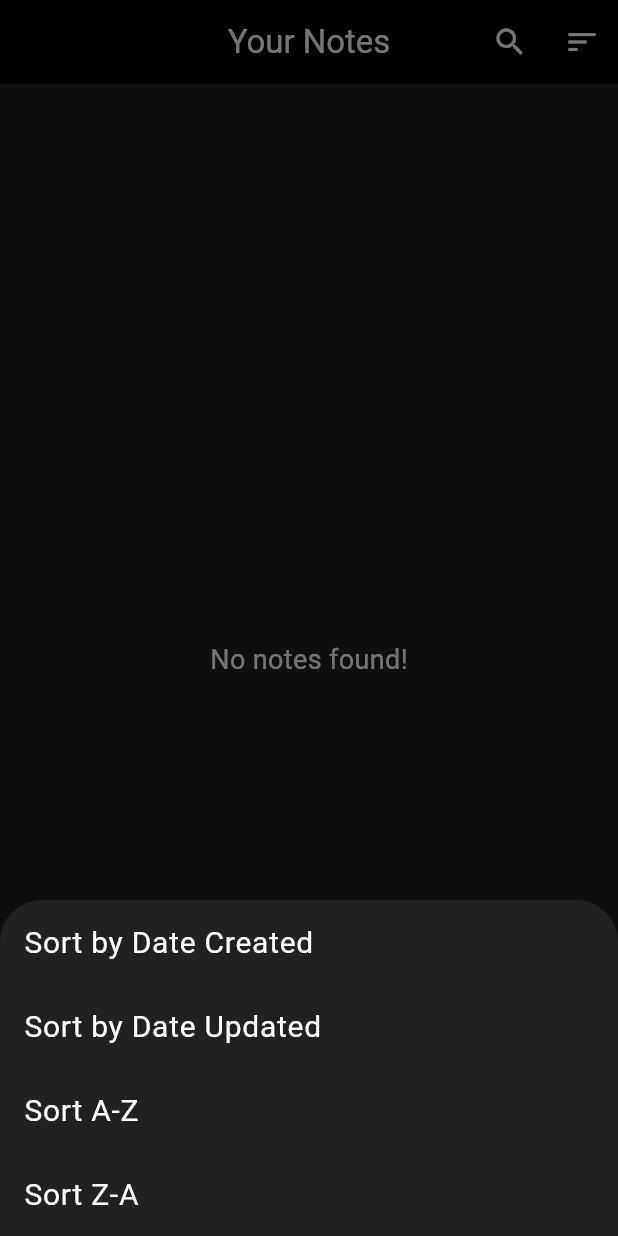
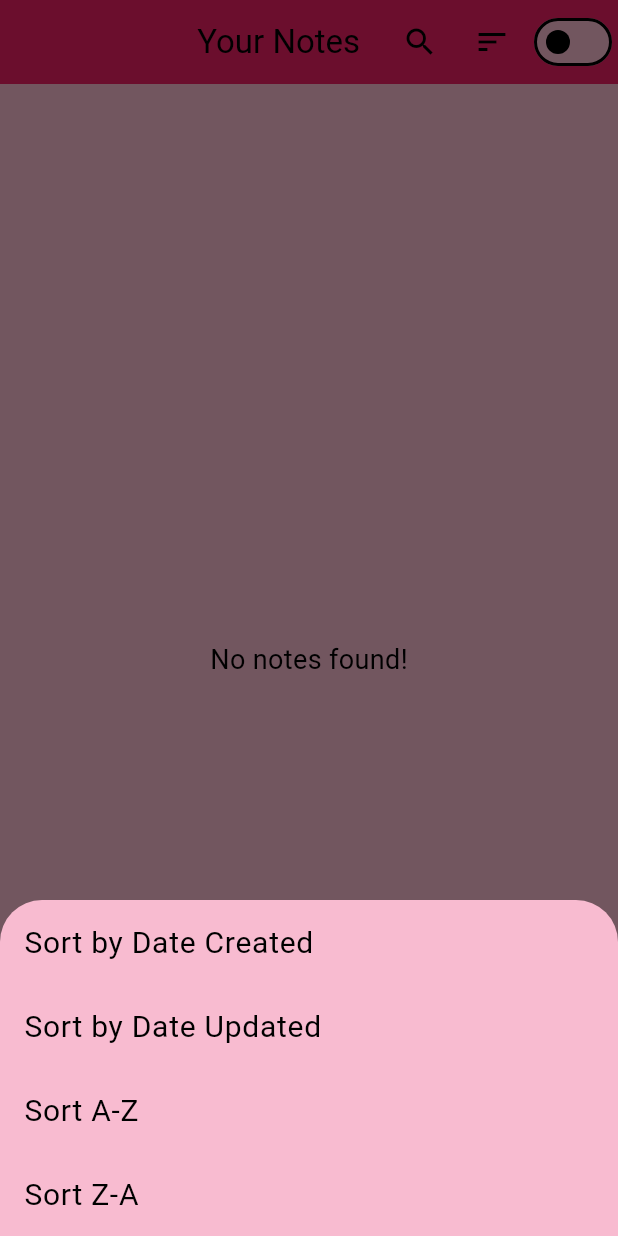
Before and after one commit to zeuscripts/notes-using-hive, a Flutter app: the screen it shows after launch, after a tap on the "sort" icon, on a phone screen of 412 x 824 dp. Run offline on Flutter 3.47's test engine with Material 3 defaults, Android fonts, the phone set to English and light mode, and no system bars; our stand-ins replace hive, hive_flutter; accounts and stored records are empty.

Commit message:
update commit

```diff
--- a/lib/main.dart
+++ b/lib/main.dart
@@ -2,13 +2,20 @@ import 'package:flutter/material.dart';
 import 'package:hive_flutter/hive_flutter.dart';
 import 'package:notes_with_hive/model/note_model.dart';
 import 'package:notes_with_hive/routes.dart';
+import 'package:notes_with_hive/themes/theme_provider.dart';
+import 'package:provider/provider.dart';
 
 void main() async {
   WidgetsFlutterBinding.ensureInitialized();
   await Hive.initFlutter();
   Hive.registerAdapter(NoteAdapter());
   await Hive.openBox<Note>('NotesBox');
-  runApp(const MyApp());
+  runApp(
+    ChangeNotifierProvider(
+      create: (_) => ThemeProvider(),
+      child: const MyApp(),
+    ),
+  );
 }
 
 class MyApp extends StatelessWidget {
@@ -17,10 +24,15 @@ class MyApp extends StatelessWidget {
   // This widget is the root of your application.
   @override
   Widget build(BuildContext context) {
-    return const MaterialApp(
-      onGenerateRoute: RouteManager.generateRoute,
-      debugShowCheckedModeBanner: false,
-      initialRoute: RouteManager.splash,
+    return Consumer<ThemeProvider>(
+      builder: (context, themeProvider, child) {
+        return MaterialApp(
+          onGenerateRoute: RouteManager.generateRoute,
+          debugShowCheckedModeBanner: false,
+          theme: themeProvider.themeData,
+          initialRoute: RouteManager.splash,
+        );
+      },
     );
   }
 }
--- a/lib/routes/notes_view.dart
+++ b/lib/routes/notes_view.dart
@@ -3,7 +3,10 @@ import 'package:hive_flutter/hive_flutter.dart';
 import 'package:notes_with_hive/model/note_model.dart';
 import 'package:notes_with_hive/routes.dart';
 import 'package:notes_with_hive/routes/single_note_view.dart';
+import 'package:notes_with_hive/themes/theme_data.dart';
+import 'package:notes_with_hive/themes/theme_provider.dart';
 import 'package:notes_with_hive/widgets/notes_card.dart';
+import 'package:provider/provider.dart';
 
 class NotesView extends StatefulWidget {
   const NotesView({super.key});
@@ -14,7 +17,6 @@ class NotesView extends StatefulWidget {
 
 class _NotesViewState extends State<NotesView> {
   final TextEditingController _searchController = TextEditingController();
-
   bool _isSearching = false;
   String _sortType = "Date Updated";
 
@@ -50,18 +52,19 @@ class _NotesViewState extends State<NotesView> {
   }
 
   // Function to show sorting options
-  void _showSortOptions() {
+  void _showSortOptions(ThemeData themeData) {
+    final colorScheme = themeData.colorScheme;
     showModalBottomSheet(
-      backgroundColor: Colors.grey[900],
+      backgroundColor: colorScheme.surface,
       context: context,
       builder: (context) {
         return Wrap(
           children: [
             ListTile(
-              title: const Text(
+              title: Text(
                 "Sort by Date Created",
                 style: TextStyle(
-                  color: Colors.white,
+                  color: colorScheme.secondary,
                   fontSize: 20,
                 ),
               ),
@@ -71,10 +74,10 @@ class _NotesViewState extends State<NotesView> {
               },
             ),
             ListTile(
-              title: const Text(
+              title: Text(
                 "Sort by Date Updated",
                 style: TextStyle(
-                  color: Colors.white,
+                  color: colorScheme.secondary,
                   fontSize: 20,
                 ),
               ),
@@ -84,10 +87,10 @@ class _NotesViewState extends State<NotesView> {
               },
             ),
             ListTile(
-              title: const Text(
+              title: Text(
                 "Sort A-Z",
                 style: TextStyle(
-                  color: Colors.white,
+                  color: colorScheme.secondary,
                   fontSize: 20,
                 ),
               ),
@@ -97,10 +100,10 @@ class _NotesViewState extends State<NotesView> {
               },
             ),
             ListTile(
-              title: const Text(
+              title: Text(
                 "Sort Z-A",
                 style: TextStyle(
-                  color: Colors.white,
+                  color: colorScheme.secondary,
                   fontSize: 20,
                 ),
               ),
@@ -117,21 +120,26 @@ class _NotesViewState extends State<NotesView> {
 
   @override
   Widget build(BuildContext context) {
+    // Get the themeData and colorScheme from the provider
+    final themeData = Provider.of<ThemeProvider>(context).themeData;
+    final colorScheme = themeData.colorScheme;
+    var themeProvider = Provider.of<ThemeProvider>(context);
+
     return Scaffold(
-      backgroundColor: Colors.grey[900],
+      backgroundColor: colorScheme.surface,
       appBar: AppBar(
         automaticallyImplyLeading: false,
-        backgroundColor: Colors.black,
-        foregroundColor: Colors.white,
+        backgroundColor: colorScheme.primary,
+        foregroundColor: colorScheme.secondary,
         centerTitle: true,
         title: _isSearching
             ? TextField(
                 controller: _searchController,
                 onChanged: (value) => setState(() {}),
-                style: const TextStyle(color: Colors.white),
-                decoration: const InputDecoration(
+                style: TextStyle(color: colorScheme.primary),
+                decoration: InputDecoration(
                   hintText: "Search notes...",
-                  hintStyle: TextStyle(color: Colors.white54),
+                  hintStyle: TextStyle(color: colorScheme.primary),
                   border: InputBorder.none,
                 ),
               )
@@ -147,8 +155,15 @@ class _NotesViewState extends State<NotesView> {
             },
           ),
           IconButton(
-            onPressed: _showSortOptions, // Show sorting options
+            onPressed: () => _showSortOptions(themeData), // Pass themeData
             icon: const Icon(Icons.sort),
+          ),
+          Switch(
+            activeColor: colorScheme.secondary,
+            value: themeProvider.themeData == darkTheme,
+            onChanged: (value) {
+              themeProvider.toggleTheme();
+            },
           ),
         ],
       ),
@@ -168,10 +183,10 @@ class _NotesViewState extends State<NotesView> {
             List<Note> displayedNotes = _getSortedNotes(filteredNotes);
 
             if (displayedNotes.isEmpty) {
-              return const Center(
+              return Center(
                 child: Text(
                   'No notes found!',
-                  style: TextStyle(color: Colors.white, fontSize: 18),
+                  style: TextStyle(color: colorScheme.secondary, fontSize: 18),
                 ),
               );
             }
@@ -207,14 +222,14 @@ class _NotesViewState extends State<NotesView> {
         ),
       ),
       floatingActionButton: FloatingActionButton(
-        backgroundColor: Colors.black,
+        backgroundColor: colorScheme.primary,
         onPressed: () {
           Navigator.pushNamed(context, RouteManager.addNote);
         },
-        child: const Icon(
+        child: Icon(
           Icons.add,
           size: 30,
-          color: Colors.white,
+          color: colorScheme.secondary,
         ),
       ),
     );
--- a/lib/routes/splash_view.dart
+++ b/lib/routes/splash_view.dart
@@ -38,6 +38,7 @@ class _SplashViewState extends State<SplashView> {
   @override
   Widget build(BuildContext context) {
     return Scaffold(
+      backgroundColor: Colors.black,
       appBar: null,
       body: SafeArea(
         child: Center(
@@ -54,6 +55,7 @@ class _SplashViewState extends State<SplashView> {
                   child: const Text(
                     'Notable',
                     style: TextStyle(
+                      color: Colors.white,
                       fontSize: 39,
                       fontWeight: FontWeight.bold,
                     ),
@@ -68,6 +70,7 @@ class _SplashViewState extends State<SplashView> {
                   'Offline | Reliable | Secure',
                   style: TextStyle(
                     fontSize: 24,
+                    color: Colors.white,
                     fontWeight: FontWeight.w300,
                   ),
                 ),
--- /dev/null
+++ b/lib/themes/theme_data.dart
@@ -0,0 +1,21 @@
+import 'package:flutter/material.dart';
+
+ThemeData lightTheme = ThemeData(
+  brightness: Brightness.light,
+  colorScheme: ColorScheme.light(
+    surface: Colors.pink[100] ??
+        Colors.pink[50]!, // Fallback to pink[50] if pink[100] is null
+    primary: Colors.pink[500] ??
+        Colors.pink[300]!, // Fallback to pink[300] if pink[500] is null
+    secondary: Colors.black,
+  ),
+);
+
+ThemeData darkTheme = ThemeData(
+  brightness: Brightness.dark,
+  colorScheme: ColorScheme.dark(
+    surface: Colors.grey.shade900,
+    primary: Colors.black,
+    secondary: Colors.white,
+  ),
+);
--- /dev/null
+++ b/lib/themes/theme_provider.dart
@@ -0,0 +1,38 @@
+import 'package:flutter/material.dart';
+import 'package:hive/hive.dart';
+import 'package:notes_with_hive/themes/theme_data.dart';
+
+class ThemeProvider with ChangeNotifier {
+  static const String _themeBox = "themeBox";
+  static const String _themeKey = "isDarkMode";
+
+  ThemeData _themeData = lightTheme;
+
+  ThemeData get themeData => _themeData;
+
+  ThemeProvider() {
+    _loadTheme();
+  }
+
+  set themeData(ThemeData value) {
+    _themeData = value;
+    notifyListeners();
+  }
+
+  /// Switches the app theme between light and dark modes and saves the preference.
+  void toggleTheme() async {
+    _themeData = (_themeData == lightTheme) ? darkTheme : lightTheme;
+    notifyListeners();
+
+    var box = await Hive.openBox(_themeBox);
+    box.put(_themeKey, _themeData == darkTheme);
+  }
+
+  /// Loads the last selected theme from Hive.
+  void _loadTheme() async {
+    var box = await Hive.openBox(_themeBox);
+    bool isDark = box.get(_themeKey, defaultValue: false);
+    _themeData = isDark ? darkTheme : lightTheme;
+    notifyListeners();
+  }
+}
--- a/pubspec.yaml
+++ b/pubspec.yaml
@@ -36,6 +36,7 @@ dependencies:
   # The following adds the Cupertino Icons font to your application.
   # Use with the CupertinoIcons class for iOS style icons.
   cupertino_icons: ^1.0.8
+  provider: ^6.1.2
 
 dev_dependencies:
   flutter_test:
```
Also changed, not shown: lib/routes/add_note.dart (+17 -14 lines), lib/routes/single_note_view.dart (+43 -31 lines), lib/widgets/notes_card.dart (+34 -15 lines), pubspec.lock.
